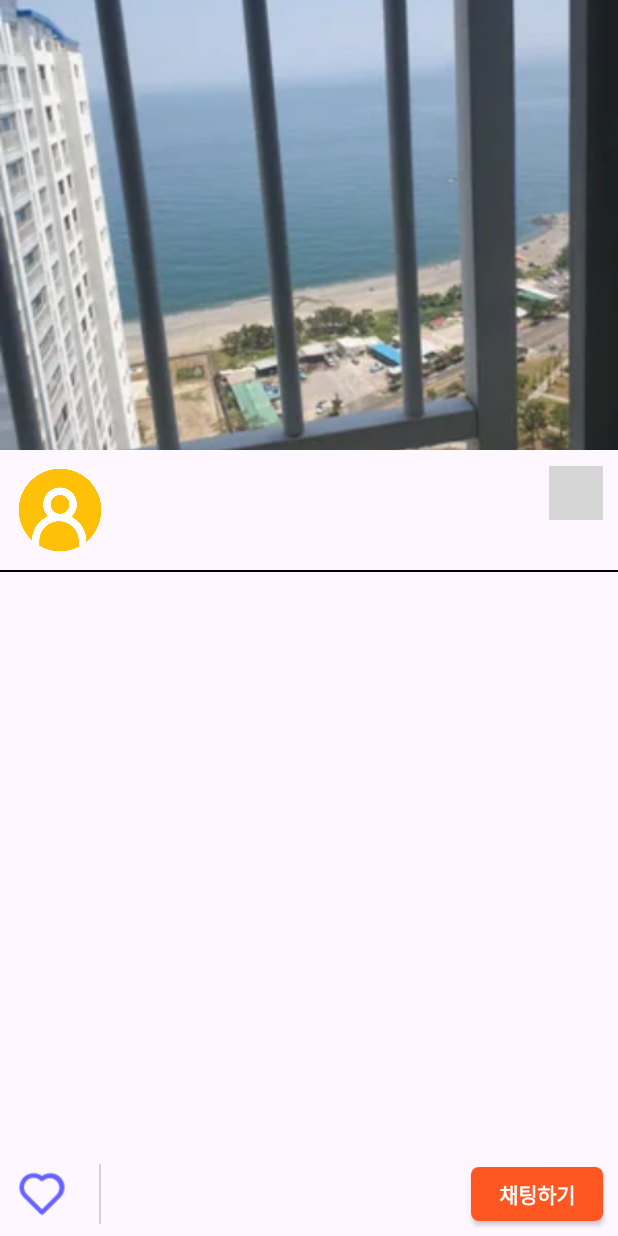
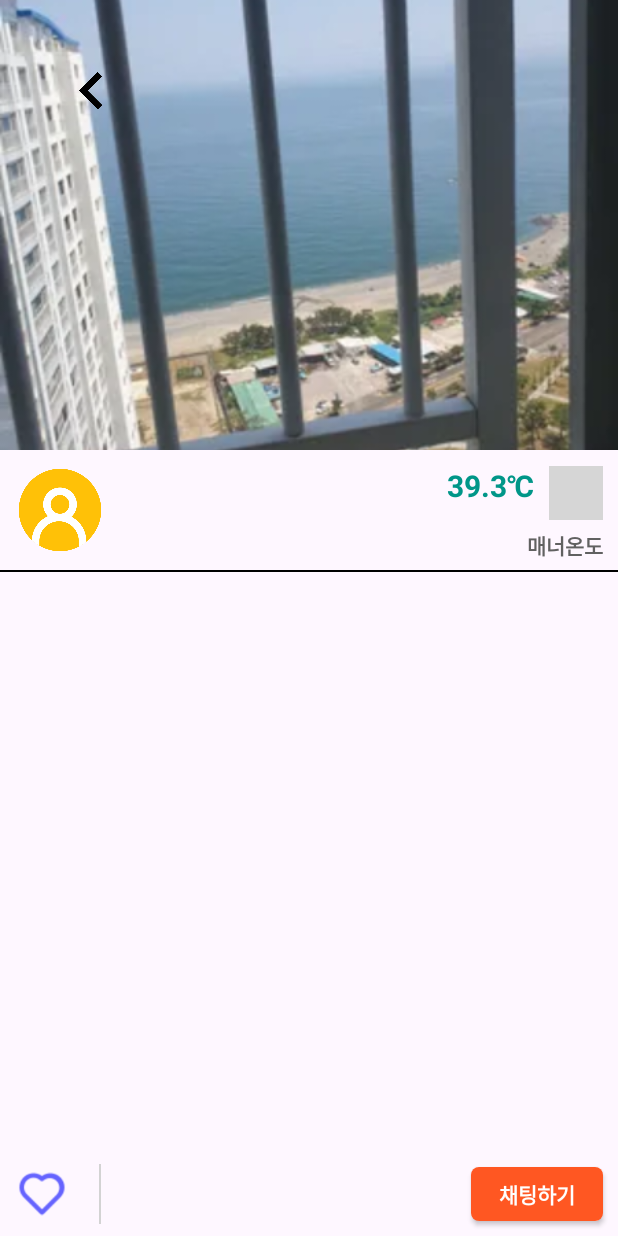
Before and after one commit to dlho1222/Sparta-Week6-AppleMarket, an Android app: the DetailActivity screen opened directly, with no data from a screen before it, on a phone screen of 412 x 824 dp. Run offline under Robolectric (Android 15) with nearby library versions, the phone set to English and light mode, and no system bars; grey boxes are pictures that could not be loaded.

Commit message:
feat : Detail 화면 구현

```diff
--- a/app/build.gradle.kts
+++ b/app/build.gradle.kts
@@ -1,6 +1,7 @@
 plugins {
     id("com.android.application")
     id("org.jetbrains.kotlin.android")
+    id("kotlin-parcelize")
 }
 
 android {
--- a/app/src/main/java/com/example/applemarket/DetailActivity.kt
+++ b/app/src/main/java/com/example/applemarket/DetailActivity.kt
@@ -5,10 +5,27 @@ import android.os.Bundle
 import com.example.applemarket.databinding.ActivityDetailBinding
 
 class DetailActivity : AppCompatActivity() {
-    private lateinit var binding : ActivityDetailBinding
+    private lateinit var binding: ActivityDetailBinding
     override fun onCreate(savedInstanceState: Bundle?) {
         super.onCreate(savedInstanceState)
         binding = ActivityDetailBinding.inflate(layoutInflater)
         setContentView(binding.root)
+        initViews()
+
+        binding.ivBackButton.setOnClickListener {
+            finish()
+        }
+    }
+
+    private fun initViews() {
+        val product = intent.getParcelableExtra<Product>("product")
+        product?.let {
+            binding.ivItemImage.setImageResource(it.imageFile)
+            binding.tvTitle.text = it.title
+            binding.tvSeller.text = it.seller
+            binding.tvLocation.text = it.location
+            binding.tvContents.text = it.contents
+            binding.tvPrice.text = "${it.price}원"
+        }
     }
 }
--- a/app/src/main/java/com/example/applemarket/Product.kt
+++ b/app/src/main/java/com/example/applemarket/Product.kt
@@ -1,5 +1,9 @@
 package com.example.applemarket
 
+import android.os.Parcelable
+import kotlinx.parcelize.Parcelize
+
+@Parcelize
 data class Product(
     val position: Int,
     val imageFile: Int,
@@ -10,4 +14,4 @@ data class Product(
     val location: String,
     val like: Int,
     val conversation: Int
-)
+) : Parcelable
--- a/app/src/main/res/layout/activity_detail.xml
+++ b/app/src/main/res/layout/activity_detail.xml
@@ -30,6 +30,18 @@
                 app:layout_constraintEnd_toEndOf="parent"
                 app:layout_constraintStart_toStartOf="parent"
                 app:layout_constraintTop_toTopOf="parent" />
+
+            <ImageView
+                android:id="@+id/iv_BackButton"
+                android:layout_width="50dp"
+                android:layout_height="50dp"
+                android:layout_margin="36dp"
+                android:src="@drawable/left_arrow"
+                app:layout_constraintStart_toStartOf="parent"
+                app:layout_constraintTop_toTopOf="parent"
+
+                />
+
 
             <ImageView
                 android:id="@+id/iv_Profile"
@@ -66,12 +78,12 @@
                 android:layout_width="wrap_content"
                 android:layout_height="wrap_content"
                 android:layout_margin="10dp"
+                android:text="39.3℃"
                 android:textColor="#009688"
                 android:textSize="20sp"
                 android:textStyle="bold"
                 app:layout_constraintEnd_toStartOf="@id/iv_Temperature"
-                app:layout_constraintTop_toBottomOf="@id/iv_ItemImage"
-                tools:text="39.3℃" />
+                app:layout_constraintTop_toBottomOf="@id/iv_ItemImage" />
 
             <ImageView
                 android:id="@+id/iv_Temperature"
@@ -88,11 +100,11 @@
                 android:layout_width="wrap_content"
                 android:layout_height="wrap_content"
                 android:layout_marginTop="6dp"
+                android:text="매너온도"
                 android:textColor="#616161"
                 android:textStyle="bold"
                 app:layout_constraintEnd_toEndOf="@id/iv_Temperature"
-                app:layout_constraintTop_toBottomOf="@id/iv_Temperature"
-                tools:text="매너온도" />
+                app:layout_constraintTop_toBottomOf="@id/iv_Temperature" />
 
             <View
                 android:id="@+id/HorizontalLine"
@@ -107,32 +119,34 @@
 
             <TextView
                 android:id="@+id/tv_Title"
-                android:layout_width="match_parent"
+                android:layout_width="0dp"
                 android:layout_height="wrap_content"
                 android:layout_marginStart="10dp"
                 android:layout_marginTop="20dp"
                 android:layout_marginEnd="10dp"
-                tools:text="울산 동해오션뷰 60평 복층 펜트하우스 1일 숙박권 펜션 힐링 숙소 별장"
+                android:gravity="start"
                 android:textColor="@color/black"
                 android:textSize="26sp"
                 android:textStyle="bold"
                 app:layout_constraintEnd_toEndOf="parent"
                 app:layout_constraintStart_toStartOf="parent"
-                app:layout_constraintTop_toBottomOf="@id/HorizontalLine" />
+                app:layout_constraintTop_toBottomOf="@id/HorizontalLine"
+                tools:text="울산 동해오션뷰 60평 복층 펜트하우스 1일 숙박권 펜션 힐링 숙소 별장" />
 
             <TextView
                 android:id="@+id/tv_Contents"
-                android:layout_width="match_parent"
+                android:layout_width="0dp"
                 android:layout_height="wrap_content"
                 android:layout_marginStart="10dp"
                 android:layout_marginEnd="10dp"
-                tools:text="울산 동해바다뷰 60평 복층 펜트하우스 1일 숙박권\n(에어컨이 없기에 낮은 가격으로 변경했으며 8월 초 가장 더운날 다녀가신 분 경우 시원했다고 잘 지내다 가셨습니다)\n1. 인원: 6명 기준입니다. 1인 10,000원 추가요금\n2. 장소: 북구 블루마시티, 32-33층\n3. 취사도구, 침구류, 세면도구, 드라이기 2개, 선풍기 4대 구비\n4. 예약방법: 예약금 50,000원 하시면 저희는 명함을 드리며 입실 오전 잔금 입금하시면 저희는 동.호수를 알려드리며 고객님은 예약자분 신분증 앞면 주민번호 뒷자리 가리시거나 지우시고 문자로 보내주시면 저희는 카드키를 우편함에 놓아 둡니다.\n5. 33층 옥상 야외 테라스 있음, 가스버너 있음\n6. 고기 굽기 가능\n7. 입실 오후 3시, 오전 11시 퇴실, 정리, 정돈 , 밸브 잠금 부탁드립니다.\n8. 층간소음 주의 부탁드립니다.\n9. 방3개, 화장실3개, 비데 3개\n10. 저희 집안이 쓰는 별장입니다."
+                android:gravity="start"
                 android:textColor="@color/black"
                 android:textSize="19sp"
                 app:layout_constraintBottom_toBottomOf="parent"
                 app:layout_constraintEnd_toEndOf="parent"
                 app:layout_constraintStart_toStartOf="parent"
-                app:layout_constraintTop_toBottomOf="@id/tv_Title" />
+                app:layout_constraintTop_toBottomOf="@id/tv_Title"
+                tools:text="울산 동해바다뷰 60평 복층 펜트하우스 1일 숙박권\n(에어컨이 없기에 낮은 가격으로 변경했으며 8월 초 가장 더운날 다녀가신 분 경우 시원했다고 잘 지내다 가셨습니다)\n1. 인원: 6명 기준입니다. 1인 10,000원 추가요금\n2. 장소: 북구 블루마시티, 32-33층\n3. 취사도구, 침구류, 세면도구, 드라이기 2개, 선풍기 4대 구비\n4. 예약방법: 예약금 50,000원 하시면 저희는 명함을 드리며 입실 오전 잔금 입금하시면 저희는 동.호수를 알려드리며 고객님은 예약자분 신분증 앞면 주민번호 뒷자리 가리시거나 지우시고 문자로 보내주시면 저희는 카드키를 우편함에 놓아 둡니다.\n5. 33층 옥상 야외 테라스 있음, 가스버너 있음\n6. 고기 굽기 가능\n7. 입실 오후 3시, 오전 11시 퇴실, 정리, 정돈 , 밸브 잠금 부탁드립니다.\n8. 층간소음 주의 부탁드립니다.\n9. 방3개, 화장실3개, 비데 3개\n10. 저희 집안이 쓰는 별장입니다." />
 
 
         </androidx.constraintlayout.widget.ConstraintLayout>
@@ -176,9 +190,9 @@
         android:id="@+id/btn_Chat"
         android:layout_width="wrap_content"
         android:layout_height="36dp"
+        android:layout_margin="10dp"
         android:background="@drawable/bg_button_custom"
         android:text="채팅하기"
-        android:layout_margin="10dp"
         android:textColor="@color/white"
         android:textStyle="bold"
         app:layout_constraintBottom_toBottomOf="@id/tv_Price"
```
Also changed, not shown: app/src/main/java/com/example/applemarket/MainActivity.kt (+14 -1 lines), app/src/main/java/com/example/applemarket/ProductAdapter.kt (+9 -2 lines), app/src/main/java/com/example/applemarket/ProductList.kt (+10 -12 lines), app/src/main/res/layout/activity_main.xml (+5 -5 lines), app/src/main/res/layout/item_product.xml (+11 -8 lines), app/src/main/res/drawable/left_arrow.png (added), app/src/main/res/drawable/leftarrow.png (deleted).
